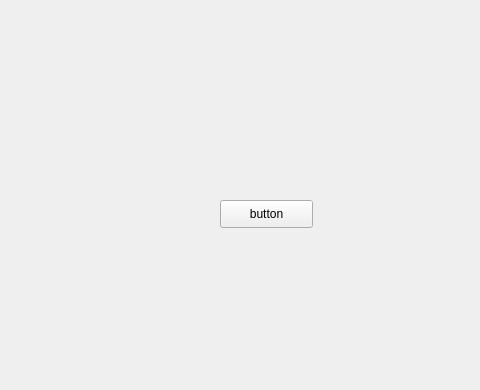
Old version of the form ui1.ui in the repository nepolx/task2; both pictures show x 320 to 800 and y 0 to 390 of the 800 by 600 pixel window.
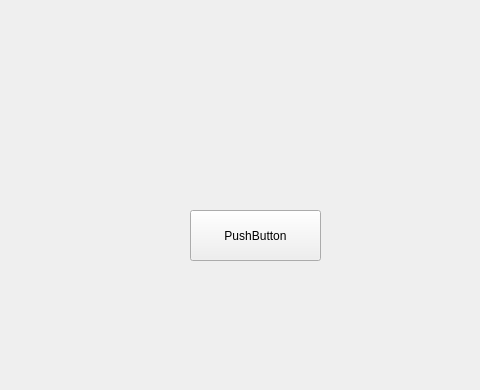
New version of the form.

```diff
--- a/ui1.ui
+++ b/ui1.ui
@@ -17,14 +17,14 @@
    <widget class="QPushButton" name="pushButton">
     <property name="geometry">
      <rect>
-      <x>540</x>
-      <y>200</y>
-      <width>93</width>
-      <height>28</height>
+      <x>510</x>
+      <y>210</y>
+      <width>131</width>
+      <height>51</height>
      </rect>
     </property>
     <property name="text">
-     <string>button</string>
+     <string>PushButton</string>
     </property>
    </widget>
   </widget>
```
